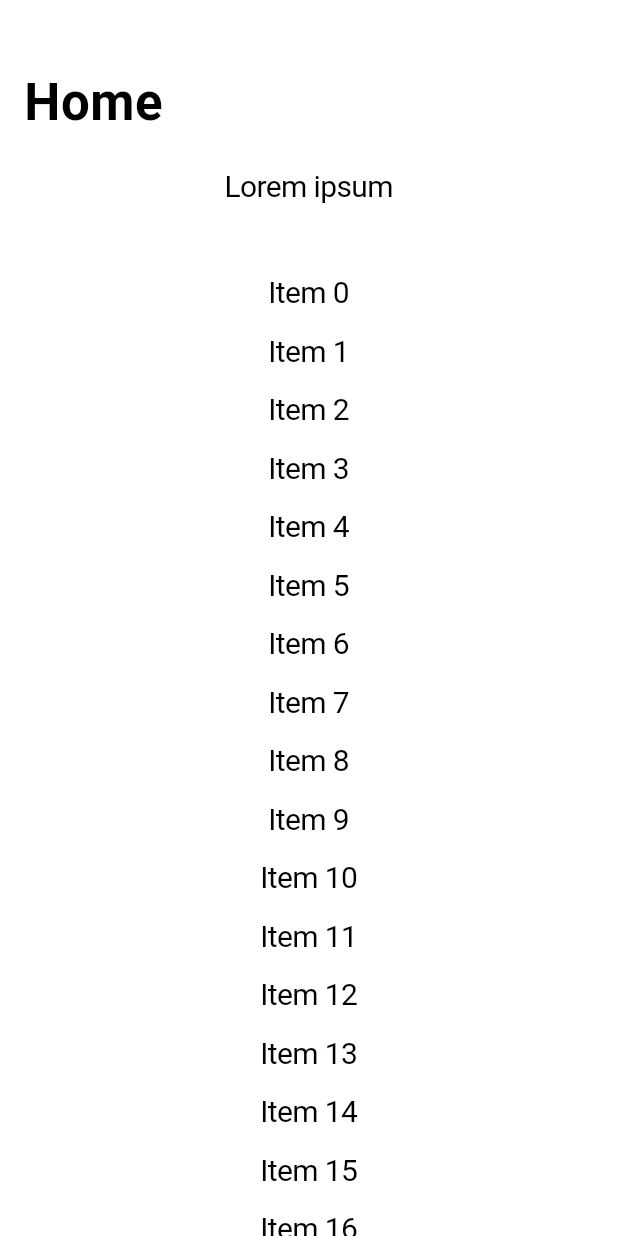
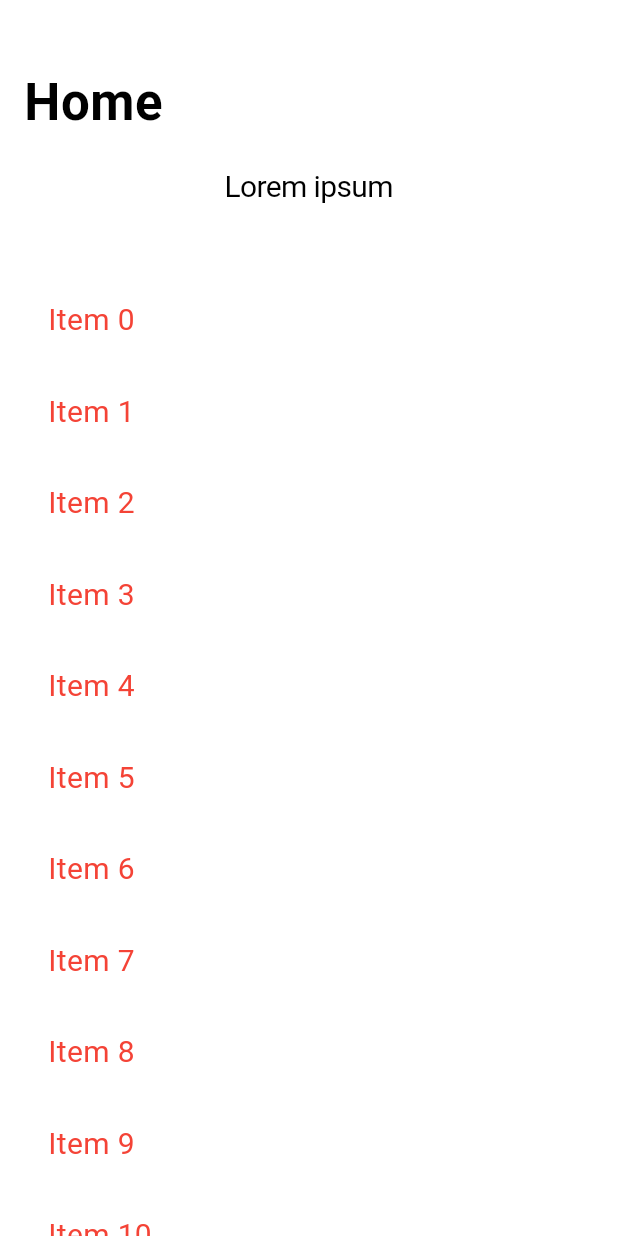
Before and after one commit to jogboms/flutter_module_accessibility_bug_repro, a Flutter app: the screen it shows after launch, on a phone screen of 412 x 824 dp. Run offline on Flutter 3.47's test engine with Material 3 defaults, Android fonts, the phone set to English and light mode, and no system bars.

Commit message:
More info

```diff
--- a/flutter_module/lib/main.dart
+++ b/flutter_module/lib/main.dart
@@ -1,4 +1,5 @@
 import 'package:flutter/cupertino.dart';
+import 'package:flutter/material.dart';
 
 void main() => runApp(const MyApp());
 
@@ -14,6 +15,9 @@ class MyApp extends StatelessWidget {
     /// It does not matter even when the child is not a scrollable widget as seen in [D]
     ///
     /// I also noticed the behavior changes when you comment out [A] and [B].
+    ///
+    /// This behavior can also be observed if you replace SliverFillRemaining with SliverToBoxAdapter
+    /// So most-likely something changed in the CustomScrollView implementation or an implementation detail in the engine
     return CupertinoApp(
       home: CupertinoPageScaffold(
         child: CustomScrollView(
@@ -36,11 +40,22 @@ class MyApp extends StatelessWidget {
               child: SingleChildScrollView(
                 padding: const EdgeInsets.symmetric(horizontal: 16.0, vertical: 32.0),
                 child: Column(
+                  crossAxisAlignment: CrossAxisAlignment.stretch,
                   children: [
-                    for (var i = 0; i < 100; i++) ...[
-                      Text('Item $i', style: const TextStyle(fontSize: 20)),
-                      const SizedBox(height: 16),
-                    ]
+                    for (var i = 0; i < 100; i++)
+                      Material(
+                        type: MaterialType.transparency,
+                        child: InkWell(
+                          child: Ink(
+                            padding: const EdgeInsets.all(16.0),
+                            child: Text(
+                              'Item $i',
+                              style: const TextStyle(fontSize: 20, color: Colors.red),
+                            ),
+                          ),
+                          onTap: () {},
+                        ),
+                      ),
                   ],
                 ),
               ),
```
